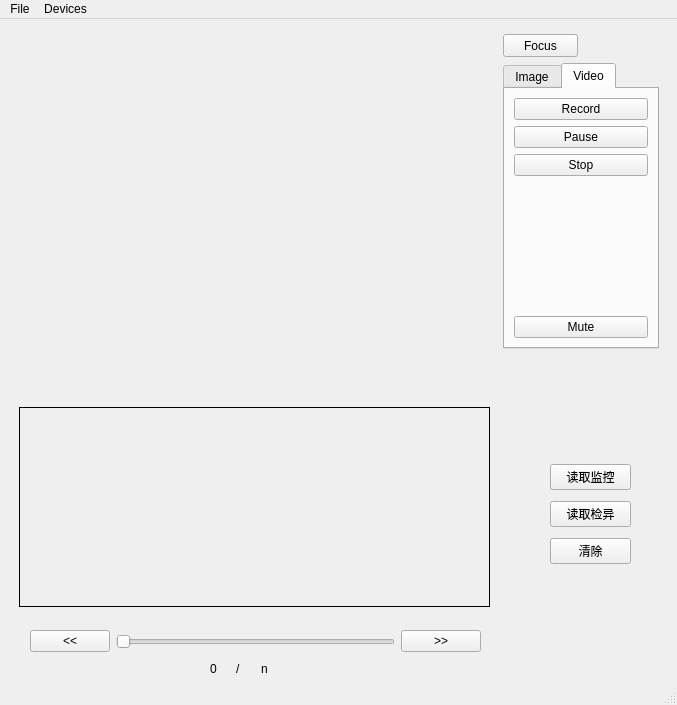
First picture: the form in camera/camera.ui, repository MoreDrinkHotWater/QML_test, before the edit.
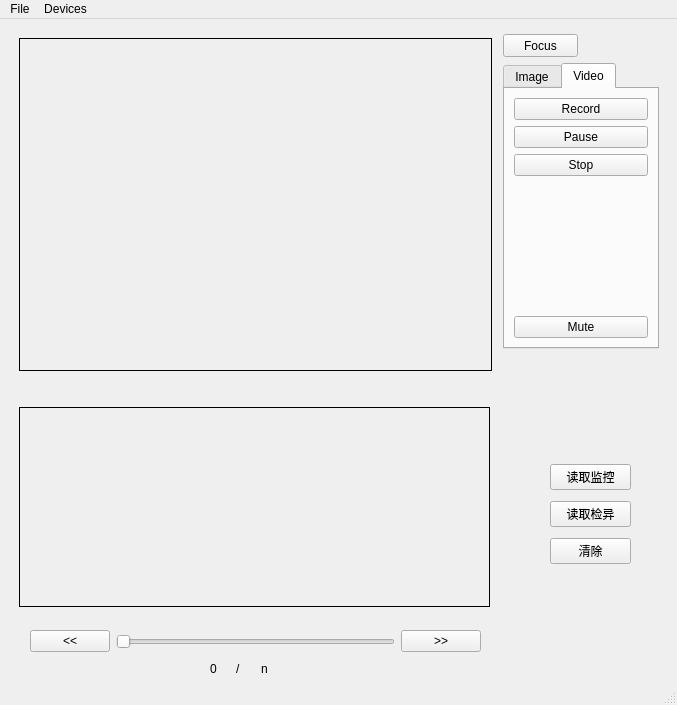
Second picture: the form after the edit. The open tabs and pages were chosen to show the change. Icons and pictures are not drawn. Custom widgets are drawn as their Qt base class.

Commit message: finished the camera_1.0

Diff of the .ui file:
```diff
--- a/camera/camera.ui
+++ b/camera/camera.ui
@@ -123,6 +123,33 @@
       </item>
      </layout>
     </widget>
+    <widget class="QWidget" name="videosurfacePage">
+     <property name="enabled">
+      <bool>true</bool>
+     </property>
+     <widget class="QLabel" name="videosurface">
+      <property name="geometry">
+       <rect>
+        <x>10</x>
+        <y>10</y>
+        <width>473</width>
+        <height>333</height>
+       </rect>
+      </property>
+      <property name="sizePolicy">
+       <sizepolicy hsizetype="Preferred" vsizetype="MinimumExpanding">
+        <horstretch>0</horstretch>
+        <verstretch>0</verstretch>
+       </sizepolicy>
+      </property>
+      <property name="frameShape">
+       <enum>QFrame::Box</enum>
+      </property>
+      <property name="text">
+       <string/>
+      </property>
+     </widget>
+    </widget>
    </widget>
    <widget class="QPushButton" name="lockButton">
     <property name="geometry">
```
Left out of the diff: 2 changed lines with no effect on the pictures. The commit also changes 4 other files.
